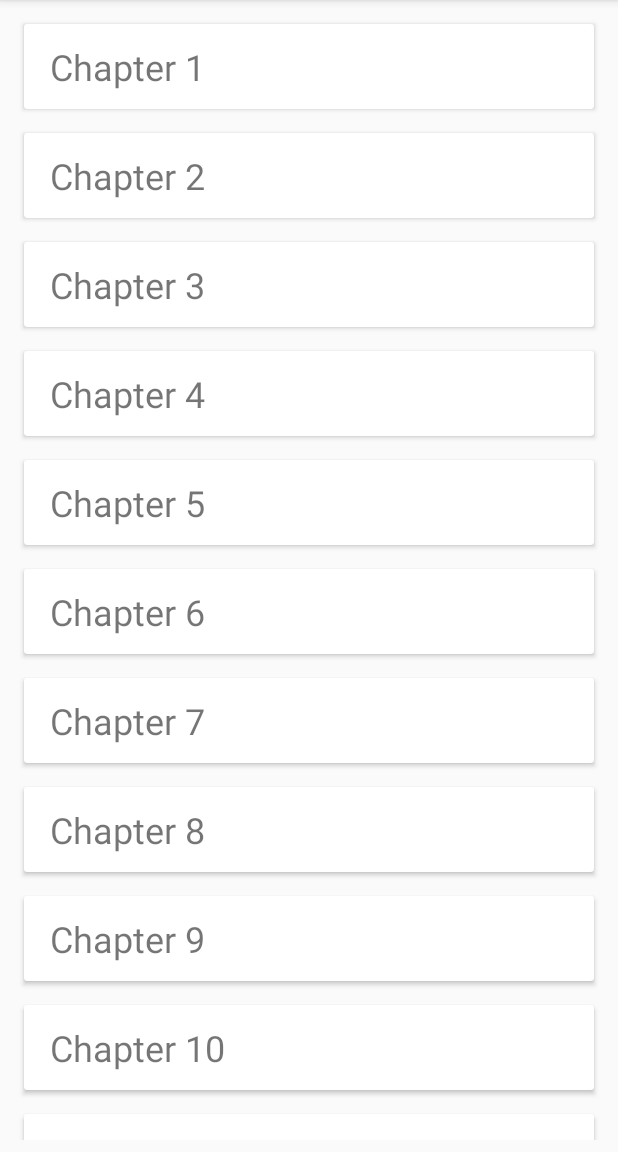
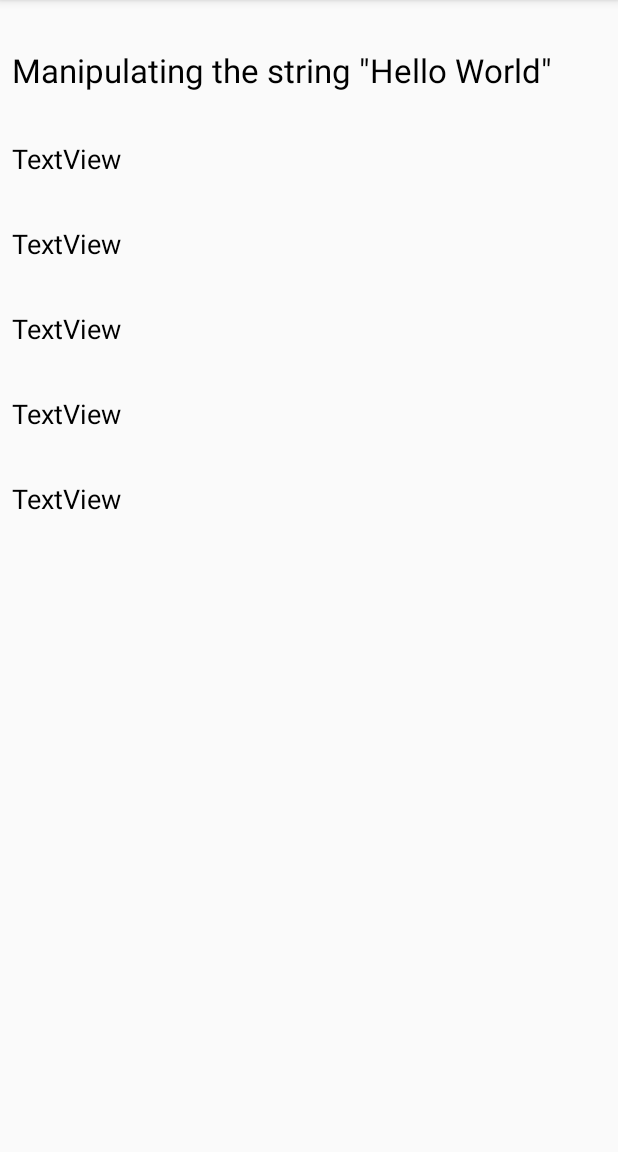
Before and after one commit to theapphideaway/AutomateWithPython, an Android app: the screen it shows after launch (MainActivity before the commit, ChapterSixActivity after it), after a tap on "Chapter 6", on a phone screen of 412 x 824 dp, the part 84-1236 px from its top. Run offline under Robolectric (Android 15) with nearby library versions, the phone set to English and light mode, and no system bars; libraries missing offline, so code that uses them is left out: com.chaquo.python; 7 statements that could not run were skipped.

Commit message:
Finished chapter Six

```diff
--- a/app/build.gradle
+++ b/app/build.gradle
@@ -17,6 +17,11 @@ android {
         testInstrumentationRunner "android.support.test.runner.AndroidJUnitRunner"
         ndk {
             abiFilters "armeabi-v7a", "x86"
+        }
+        python {
+            pip {
+                install "pyperclip==1.7.0"
+            }
         }
     }
     buildTypes {
--- a/app/src/main/AndroidManifest.xml
+++ b/app/src/main/AndroidManifest.xml
@@ -27,6 +27,10 @@
         </activity>
         <activity android:name=".Chapters.ChapterFiveActivity">
         </activity>
+        <activity android:name=".Chapters.ChapterSixActivity">
+        </activity>
+        <activity android:name=".Chapters.ChapterSeven">
+        </activity>
     </application>
 
 </manifest>
--- a/app/src/main/java/com/theapphideaway/automatewithpython/ChapterAdapter.kt
+++ b/app/src/main/java/com/theapphideaway/automatewithpython/ChapterAdapter.kt
@@ -51,6 +51,10 @@ class ChapterAdapter(private val chapterList: ArrayList<Chapter>, private val co
                     var intent = Intent(context, ChapterFiveActivity::class.java)
                     startActivity(context,intent, null)
                 }
+                holder.itemView.chapter.text.toString() == "Chapter 6" -> {
+                    var intent = Intent(context, ChapterSixActivity::class.java)
+                    startActivity(context,intent, null)
+                }
             }
 
         }
--- /dev/null
+++ b/app/src/main/java/com/theapphideaway/automatewithpython/Chapters/ChapterSixActivity.kt
@@ -0,0 +1,25 @@
+package com.theapphideaway.automatewithpython.Chapters
+
+import android.support.v7.app.AppCompatActivity
+import android.os.Bundle
+import com.chaquo.python.Python
+import com.theapphideaway.automatewithpython.R
+import kotlinx.android.synthetic.main.activity_chapter_six.*
+
+class ChapterSixActivity : AppCompatActivity() {
+
+    override fun onCreate(savedInstanceState: Bundle?) {
+        super.onCreate(savedInstanceState)
+        setContentView(R.layout.activity_chapter_six)
+
+        val py = Python.getInstance()
+        var pyClass = py.getModule("ChapterSix")
+
+        in_text_view.text = "Hello in Hello World: " + pyClass.callAttr("in_fun").toString()
+        index_text_view.text = "letter at index 4: " + pyClass.callAttr("string_index").toString()
+        upper_text_view.text = "Hello World to upper case: " + pyClass.callAttr("call_upper").toString()
+        start_text_view.text = "Hello World starts with He: " + pyClass.callAttr("call_starts").toString()
+        center_text_view.text = "Hello World in the center of = : " + '\n' + pyClass.callAttr("call_center").toString()
+
+    }
+}
--- /dev/null
+++ b/app/src/main/res/layout/activity_chapter_six.xml
@@ -0,0 +1,57 @@
+<?xml version="1.0" encoding="utf-8"?>
+<android.support.constraint.ConstraintLayout
+        xmlns:android="http://schemas.android.com/apk/res/android"
+        xmlns:tools="http://schemas.android.com/tools"
+        xmlns:app="http://schemas.android.com/apk/res-auto"
+        android:layout_width="match_parent"
+        android:layout_height="match_parent"
+        tools:context=".Chapters.ChapterSixActivity">
+
+    <TextView
+            android:text="TextView"
+            android:layout_width="wrap_content"
+            android:layout_height="wrap_content"
+            android:id="@+id/center_text_view"
+            app:layout_constraintStart_toStartOf="parent"
+            android:layout_marginStart="8dp" android:textColor="@color/colorAccent" android:textSize="18sp"
+            android:layout_marginTop="32dp" app:layout_constraintTop_toBottomOf="@+id/start_text_view"/>
+    <TextView
+            android:text="TextView"
+            android:layout_width="wrap_content"
+            android:layout_height="wrap_content"
+            android:id="@+id/start_text_view"
+            app:layout_constraintStart_toStartOf="parent"
+            android:layout_marginStart="8dp" android:textColor="@color/colorAccent" android:textSize="18sp"
+            android:layout_marginTop="32dp" app:layout_constraintTop_toBottomOf="@+id/upper_text_view"/>
+    <TextView
+            android:text="TextView"
+            android:layout_width="wrap_content"
+            android:layout_height="wrap_content"
+            android:id="@+id/upper_text_view"
+            app:layout_constraintStart_toStartOf="parent"
+            android:layout_marginStart="8dp" android:textColor="@color/colorAccent" android:textSize="18sp"
+            android:layout_marginTop="32dp" app:layout_constraintTop_toBottomOf="@+id/index_text_view"/>
+    <TextView
+            android:text="TextView"
+            android:layout_width="wrap_content"
+            android:layout_height="wrap_content"
+            android:id="@+id/index_text_view"
+            app:layout_constraintStart_toStartOf="parent"
+            android:layout_marginStart="8dp" android:textColor="@color/colorAccent" android:textSize="18sp"
+            android:layout_marginTop="32dp" app:layout_constraintTop_toBottomOf="@+id/in_text_view"/>
+    <TextView
+            android:text='Manipulating the string "Hello World"'
+            android:layout_width="wrap_content"
+            android:layout_height="wrap_content"
+            android:id="@+id/paste_text_view" app:layout_constraintStart_toStartOf="parent"
+            android:layout_marginStart="8dp"
+            android:layout_marginTop="32dp" app:layout_constraintTop_toTopOf="parent"
+            android:textColor="@color/colorAccent" android:textSize="22sp"/>
+    <TextView
+            android:text="TextView"
+            android:layout_width="wrap_content"
+            android:layout_height="wrap_content"
+            android:id="@+id/in_text_view" android:layout_marginTop="32dp"
+            app:layout_constraintTop_toBottomOf="@+id/paste_text_view" app:layout_constraintStart_toStartOf="parent"
+            android:layout_marginStart="8dp" android:textColor="@color/colorAccent" android:textSize="18sp"/>
+</android.support.constraint.ConstraintLayout>
```
Also changed, not shown: app/src/main/java/com/theapphideaway/automatewithpython/Chapters/ChapterSeven.kt (added, +13 -0 lines), app/src/main/res/layout/activity_chapter_seven.xml (added, +10 -0 lines), 2 other files.
